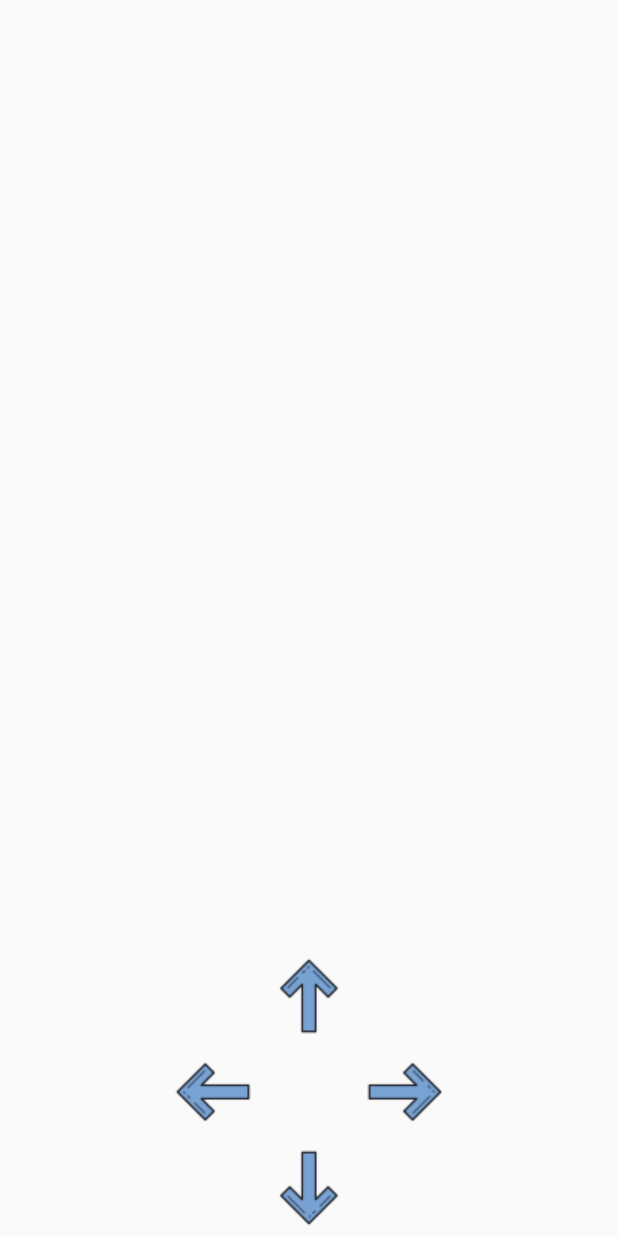
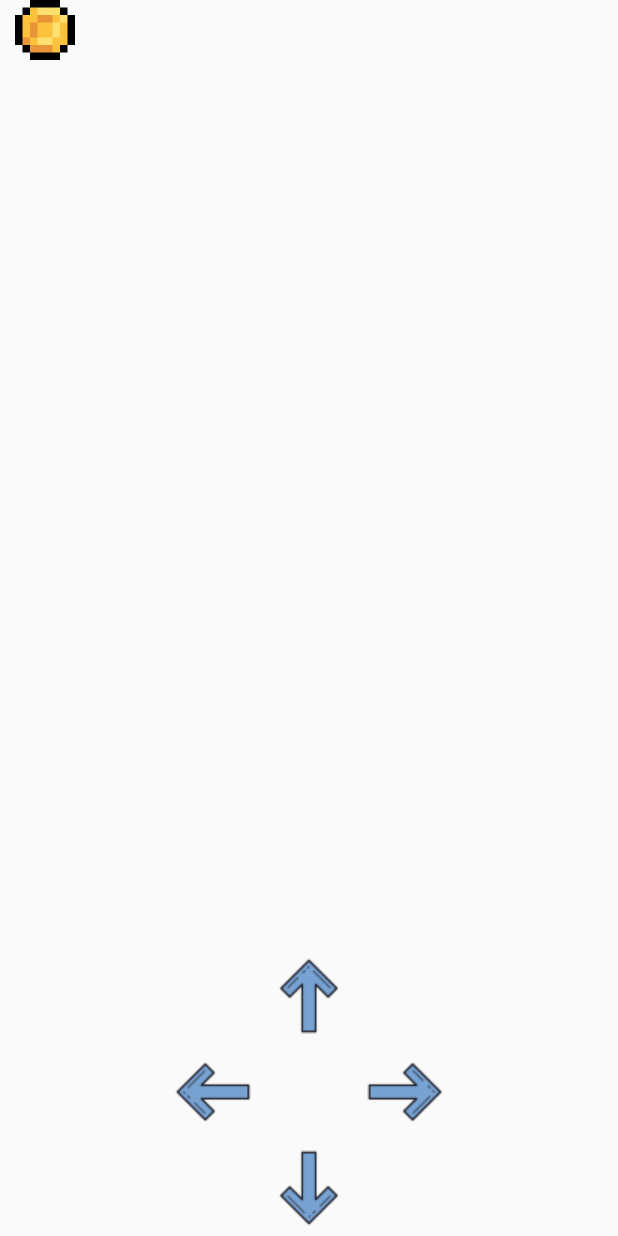
Before and after one commit to F1uctus/escape-from-castilla, an Android app: the layout activity_game_arrows.xml on its own in the app's theme, with its tools: preview values and no code run, on a phone screen of 412 x 824 dp. Run offline under Robolectric (Android 15) with nearby library versions, the phone set to English and light mode, and no system bars.

Commit message:
Add player animation; add coins counter; change mapSize in settings to seekbar

```diff
--- a/app/src/main/res/layout/activity_game_arrows.xml
+++ b/app/src/main/res/layout/activity_game_arrows.xml
@@ -6,13 +6,31 @@
     android:layout_height="match_parent"
     tools:context=".ui.GameActivity">
 
-    <TextView
-        android:id="@+id/status"
-        style="@style/GameStatusBar"
+    <LinearLayout
+        android:id="@+id/bar"
+        android:layout_width="match_parent"
+        android:layout_height="wrap_content"
+        android:layout_marginHorizontal="10dp"
         app:layout_constraintBottom_toTopOf="@id/view"
         app:layout_constraintEnd_toEndOf="parent"
         app:layout_constraintStart_toStartOf="parent"
-        app:layout_constraintTop_toTopOf="parent" />
+        app:layout_constraintTop_toTopOf="parent">
+
+        <ImageView
+            android:layout_width="40dp"
+            android:layout_height="40dp"
+            android:src="@drawable/coin1" />
+
+        <TextView
+            android:id="@+id/coins_counter"
+            android:layout_width="wrap_content"
+            android:layout_height="40dp"
+            android:layout_marginHorizontal="10dp" />
+
+        <TextView
+            android:id="@+id/status"
+            style="@style/GameStatusBar" />
+    </LinearLayout>
 
     <com.nntc.escapefromcastilla.ui.MapView
         android:id="@+id/view"
@@ -21,7 +39,7 @@
         app:layout_constraintBottom_toTopOf="@+id/controls"
         app:layout_constraintEnd_toEndOf="parent"
         app:layout_constraintStart_toStartOf="parent"
-        app:layout_constraintTop_toBottomOf="@+id/status" />
+        app:layout_constraintTop_toBottomOf="@+id/bar" />
 
     <LinearLayout
         android:id="@+id/controls"
--- a/app/src/main/res/values/styles.xml
+++ b/app/src/main/res/values/styles.xml
@@ -10,7 +10,8 @@
     </style>
 
     <style name="GameStatusBar">
-        <item name="android:layout_width">match_parent</item>
+        <item name="android:layout_width">wrap_content</item>
+        <item name="android:layout_weight">1</item>
         <item name="android:layout_height">40dp</item>
         <item name="android:layout_marginBottom">10dp</item>
         <item name="android:gravity">center</item>
```
Also changed, not shown: app/src/main/java/com/nntc/escapefromcastilla/creatures/Human.java (+14 -0 lines), app/src/main/java/com/nntc/escapefromcastilla/ui/GameActivity.java (+7 -3 lines), app/src/main/res/layout/activity_game_joystick.xml (+23 -5 lines), app/src/main/res/xml/root_preferences.xml (+9 -10 lines).
